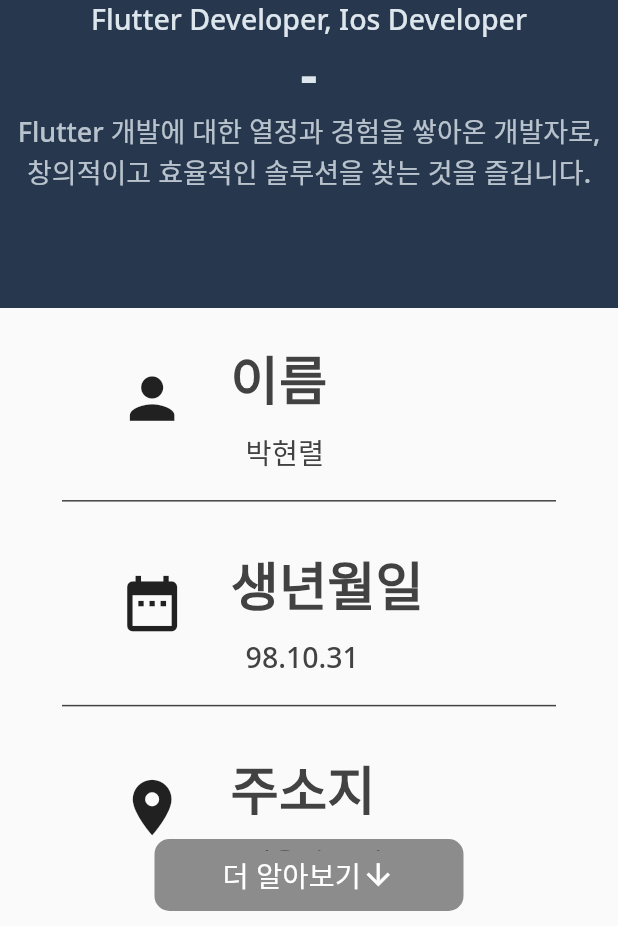
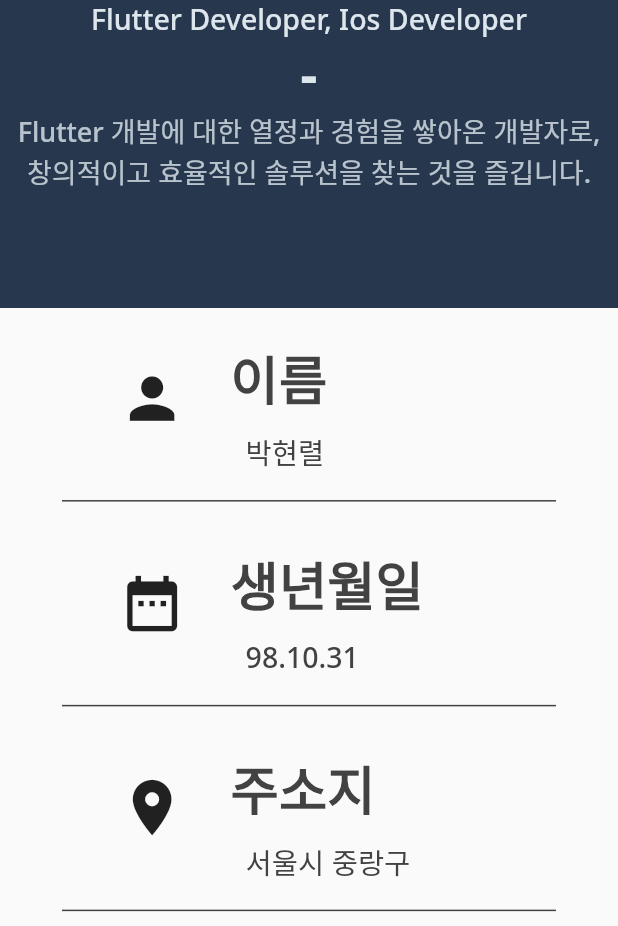
Before and after one commit to devpark435/profile_flutter_web, a Flutter app: the ProfileScreen screen opened directly, on a phone screen of 412 x 824 dp, the part 310-1236 px from its top. Run offline on Flutter 3.47's test engine with Material 2 defaults, Android fonts, the phone set to English and light mode, and no system bars; drawn by our look-alikes of auto_size_text; our stand-ins replace font_awesome_flutter; missing offline and left inert: dart:js_util.

Commit message:
feat : modified sized box to scaffold

```diff
--- a/lib/screens/profile.dart
+++ b/lib/screens/profile.dart
@@ -7,8 +7,8 @@ class ProfileScreen extends StatelessWidget {
 
   @override
   Widget build(BuildContext context) {
-    return SizedBox(
-        width: MediaQuery.of(context).size.width,
+    return Scaffold(
+      body: SafeArea(
         child: Stack(
           children: [
             Center(
@@ -50,43 +50,16 @@ class ProfileScreen extends StatelessWidget {
                   Expanded(
                       flex: 5,
                       child: Center(
-                          child: Padding(
-                        padding: const EdgeInsets.only(bottom: 50.0),
-                        child: SizedBox(
-                            width: MediaQuery.of(context).size.width * .8,
-                            child: const InfoScreen()),
-                      ))),
+                          child: SizedBox(
+                              width: MediaQuery.of(context).size.width * .8,
+                              child: const InfoScreen()))),
                 ],
               ),
             ),
-            Positioned(
-                bottom: 10,
-                child: Container(
-                  width: MediaQuery.of(context).size.width,
-                  alignment: Alignment.center,
-                  child: Container(
-                    width: MediaQuery.of(context).size.width / 2,
-                    decoration: BoxDecoration(
-                        color: Colors.grey.shade800.withOpacity(0.6),
-                        borderRadius: BorderRadius.circular(10)),
-                    child: Padding(
-                      padding: const EdgeInsets.all(10.0),
-                      child: Row(
-                        mainAxisAlignment: MainAxisAlignment.center,
-                        children: [
-                          Typografie().displaySmall("더 알아보기", Colors.white),
-                          const Icon(
-                            Icons.arrow_downward_outlined,
-                            color: Colors.white,
-                            size: 23,
-                          )
-                        ],
-                      ),
-                    ),
-                  ),
-                ))
           ],
-        ));
+        ),
+      ),
+    );
   }
 }
 
@@ -100,7 +73,8 @@ class InfoScreen extends StatelessWidget {
         var _width = constraints.maxWidth;
         return _width >= 1000
             ? Padding(
-                padding: const EdgeInsets.symmetric(horizontal: 100),
+                padding:
+                    const EdgeInsets.only(right: 100, left: 100, bottom: 50),
                 child: Column(
                   children: [
                     Expanded(
```
